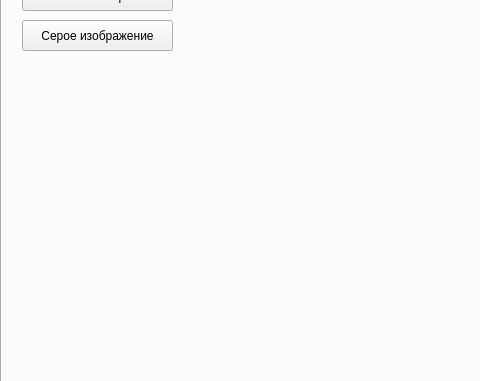
HeckBu/Lab_3, file mainwindow.ui: the form before one commit; both pictures show x 0 to 480 and y 106 to 487 of the 1271 by 799 pixel window.
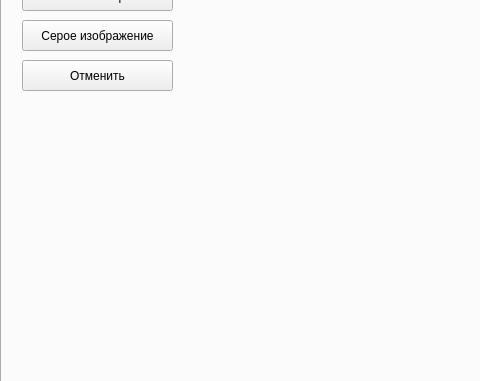
The form after the commit.

Diff of the .ui file:
```diff
--- a/mainwindow.ui
+++ b/mainwindow.ui
@@ -47,7 +47,7 @@
       <property name="geometry">
        <rect>
         <x>30</x>
-        <y>170</y>
+        <y>190</y>
         <width>211</width>
         <height>211</height>
        </rect>
@@ -60,7 +60,7 @@
       <property name="geometry">
        <rect>
         <x>260</x>
-        <y>10</y>
+        <y>30</y>
         <width>631</width>
         <height>531</height>
        </rect>
@@ -407,6 +407,19 @@
        </property>
       </widget>
      </widget>
+     <widget class="QPushButton" name="revoke">
+      <property name="geometry">
+       <rect>
+        <x>20</x>
+        <y>140</y>
+        <width>151</width>
+        <height>31</height>
+       </rect>
+      </property>
+      <property name="text">
+       <string>Отменить</string>
+      </property>
+     </widget>
     </widget>
     <widget class="QWidget" name="lab_4">
      <attribute name="title">
```
